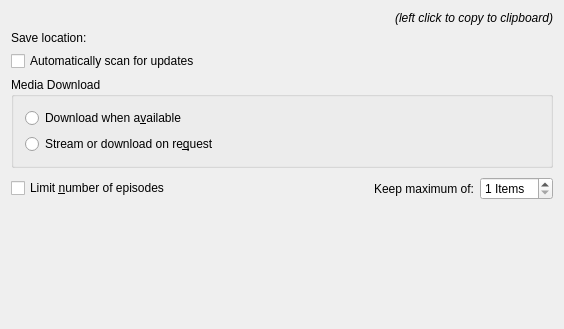
Qt form src/podcasts/sql/PodcastSettingsBase.ui (KDE/amarok) before a commit.
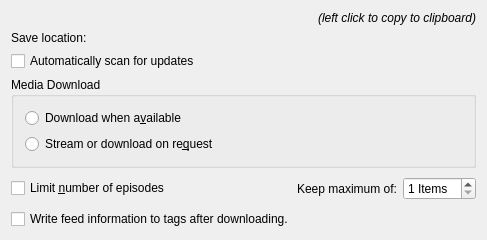
The same form after that commit. Custom widgets are drawn as their Qt base class.

Commit message: Write tags to downloaded file.

Diff of the .ui file:
```diff
--- a/src/podcasts/sql/PodcastSettingsBase.ui
+++ b/src/podcasts/sql/PodcastSettingsBase.ui
@@ -5,12 +5,12 @@
   <property name="windowModality" >
    <enum>Qt::WindowModal</enum>
   </property>
-  <property name="geometry" >
+  <property name="geometry">
    <rect>
     <x>0</x>
     <y>0</y>
-    <width>564</width>
-    <height>329</height>
+    <width>487</width>
+    <height>238</height>
    </rect>
   </property>
   <property name="sizePolicy" >
@@ -19,17 +19,21 @@
     <verstretch>0</verstretch>
    </sizepolicy>
   </property>
-  <property name="windowTitle" >
+  <property name="minimumSize">
+   <size>
+    <width>0</width>
+    <height>0</height>
+   </size>
+  </property>
+  <property name="windowTitle">
    <string>Podcast Configuration</string>
   </property>
-  <layout class="QVBoxLayout" name="verticalLayout_3" >
+  <layout class="QVBoxLayout" name="verticalLayout_2">
    <item>
-    <layout class="QVBoxLayout" name="verticalLayout_2" >
+    <layout class="QHBoxLayout" name="m_urlLabelLayout">
      <item>
-      <layout class="QHBoxLayout" name="m_urlLabelLayout" >
-       <item>
-        <widget class="KUrlLabel" name="m_feedLabel" >
-         <property name="textInteractionFlags" >
+      <widget class="KUrlLabel" name="m_feedLabel">
+       <property name="textInteractionFlags">
           <set>Qt::LinksAccessibleByMouse|Qt::TextSelectableByKeyboard|Qt::TextSelectableByMouse</set>
          </property>
          <property name="url" >
@@ -185,17 +189,26 @@
       </layout>
      </item>
      <item>
-      <spacer name="spacer17" >
-       <property name="orientation" >
-        <enum>Qt::Vertical</enum>
+    <layout class="QHBoxLayout" name="m_writeTagsLayout">
+     <item>
+      <widget class="QCheckBox" name="m_writeTagsCheck">
+       <property name="whatsThis">
+        <string>The RSS feed and the tags if the downloaded file sometimes don't contain the same information. Writing the tags ensures the information in the playlist and on media devices will be the same as in the feed.</string>
        </property>
-       <property name="sizeType" >
-        <enum>QSizePolicy::MinimumExpanding</enum>
+       <property name="text">
+        <string>Write feed information to tags after downloading.</string>
        </property>
-       <property name="sizeHint" stdset="0" >
+      </widget>
+     </item>
+     <item>
+      <spacer name="horizontalSpacer">
+       <property name="orientation">
+        <enum>Qt::Horizontal</enum>
+       </property>
+       <property name="sizeHint" stdset="0">
         <size>
-         <width>496</width>
-         <height>13</height>
+         <width>40</width>
+         <height>20</height>
         </size>
        </property>
       </spacer>
@@ -204,7 +217,7 @@
    </item>
   </layout>
  </widget>
- <layoutdefault spacing="6" margin="11" />
+ <layoutdefault spacing="6" margin="11"/>
  <customwidgets>
   <customwidget>
    <class>KButtonGroup</class>
```
Left out of the diff: 114 changed lines with no effect on the pictures. Lines whose indentation alone changed are shown as unchanged. The commit also changes 4 other files.
